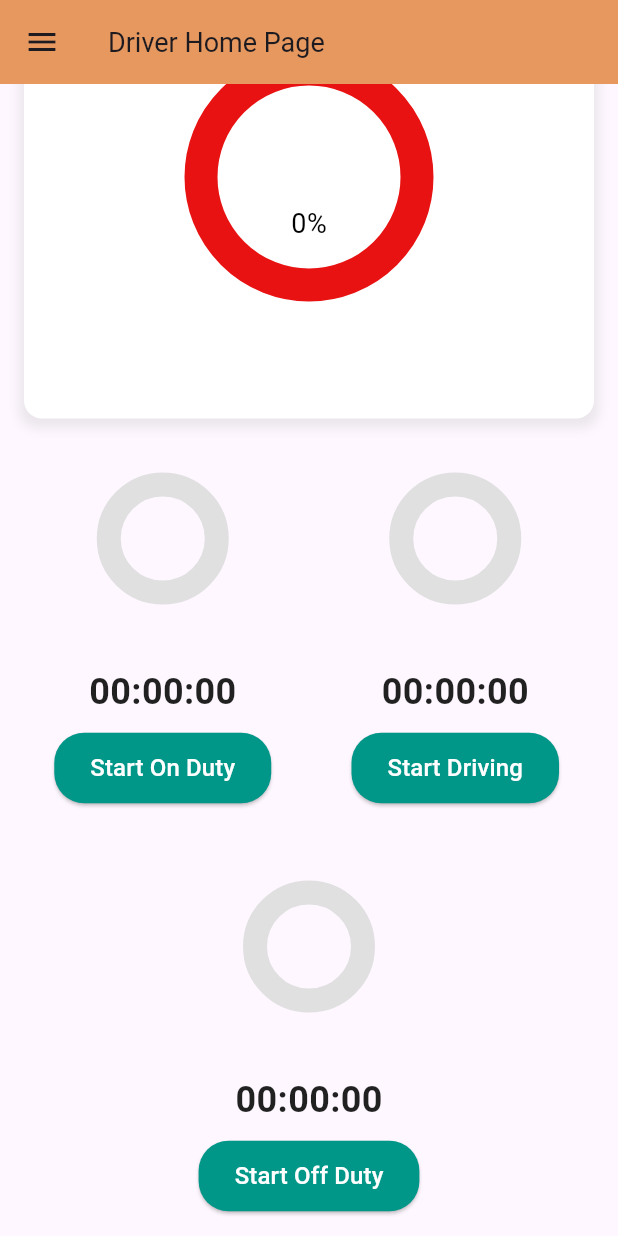
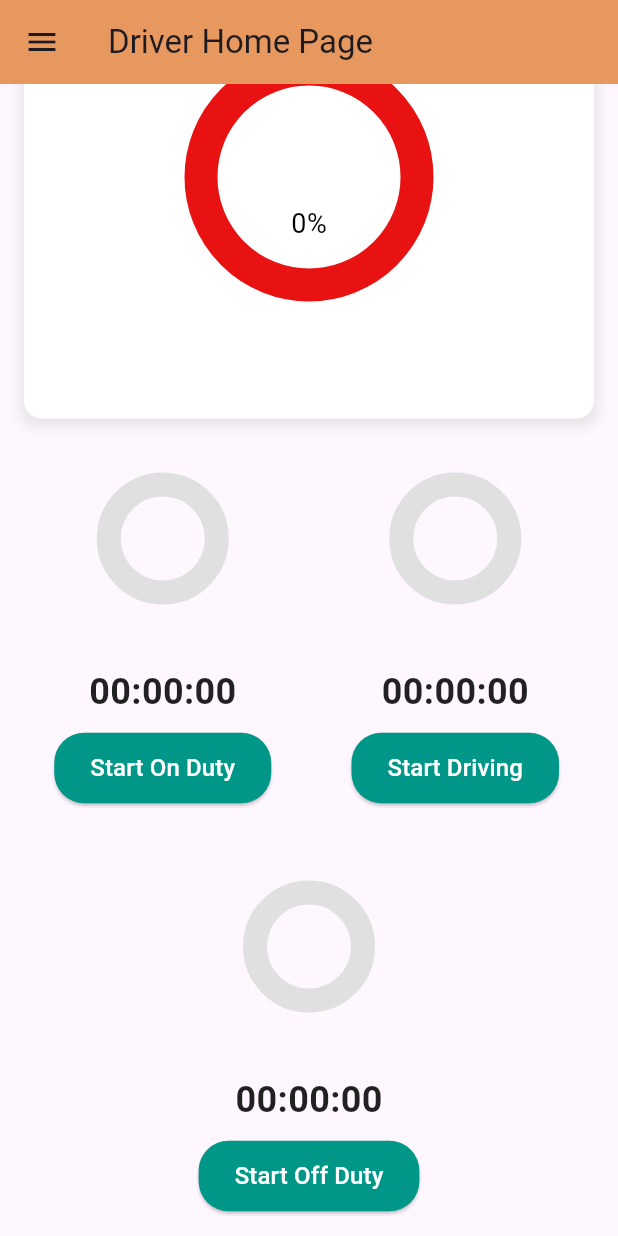
Before and after one commit to mfortelnyy/truckproFlutter, a Flutter app: the DriverHomeView screen opened directly with empty values, scrolled down 143 dp, on a phone screen of 412 x 824 dp. Run offline on Flutter 3.47's test engine with Material 3 defaults, Android fonts, the phone set to English and light mode, and no system bars; our stand-ins replace file_picker, fl_chart, jwt_decoder, stop_watch_timer; missing offline and left inert: dart:ffi; network calls fail.

Commit message:
Update appbar to show user name

```diff
--- a/truckpro/lib/views/driver_home_page.dart
+++ b/truckpro/lib/views/driver_home_page.dart
@@ -18,7 +18,7 @@ class DriverHomeView extends StatefulWidget {
   DriverHomeView({super.key, required this.token});
 
   late DriverApiService driverApiService = DriverApiService(token: token);
-  late UserDto? user = null;
+   UserDto? user =  null;
   @override
   _DriverHomeViewState createState() => _DriverHomeViewState();
 }
@@ -31,9 +31,9 @@ class _DriverHomeViewState extends State<DriverHomeView> {
   Timer? _timer;
 
 
-  StopWatchTimer _onDutyTimer = StopWatchTimer(mode: StopWatchMode.countUp);
-  StopWatchTimer _drivingTimer = StopWatchTimer(mode: StopWatchMode.countUp);
-  StopWatchTimer _offDutyTimer = StopWatchTimer(mode: StopWatchMode.countUp);
+  final StopWatchTimer _onDutyTimer = StopWatchTimer(mode: StopWatchMode.countUp);
+  final StopWatchTimer _drivingTimer = StopWatchTimer(mode: StopWatchMode.countUp);
+  final StopWatchTimer _offDutyTimer = StopWatchTimer(mode: StopWatchMode.countUp);
 
   List<LogEntry>? _allActiveLogs;
 
@@ -382,11 +382,18 @@ class _DriverHomeViewState extends State<DriverHomeView> {
   @override
   Widget build(BuildContext context) {
     return Scaffold(
-          appBar: AppBar(
-        title: Text(
-          widget.user?.firstName ?? 'Driver Home Page',
-          style: const TextStyle(fontSize: 18),
+          appBar:
+            AppBar(
+              title: widget.user != null
+                  ? Text('Welcome, ${widget.user!.firstName} ${widget.user!.lastName}',
+                    //spaceSize: 72,
+                    style: const TextStyle(
+                      color: Colors.black,
+                      fontWeight: FontWeight.w600,
+                      fontSize: 24,
                     ),
+                  )
+                  : const Text('Driver Home Page'),
               backgroundColor: const Color.fromARGB(255, 241, 158, 89),
             ),
             drawer: _buildDrawer(context),
@@ -604,7 +611,7 @@ class _DriverHomeViewState extends State<DriverHomeView> {
               child: CircularProgressIndicator(
                 value: progress > 1 ? 1 : progress,
                 strokeWidth: 5.5,
-                backgroundColor: Color.fromARGB(255, 233, 18, 18),
+                backgroundColor: const Color.fromARGB(255, 233, 18, 18),
                 valueColor: const AlwaysStoppedAnimation<Color>(Color.fromARGB(255, 21, 226, 38)),
               ),
             ),
```
Lines whose indentation alone changed are shown as unchanged.
